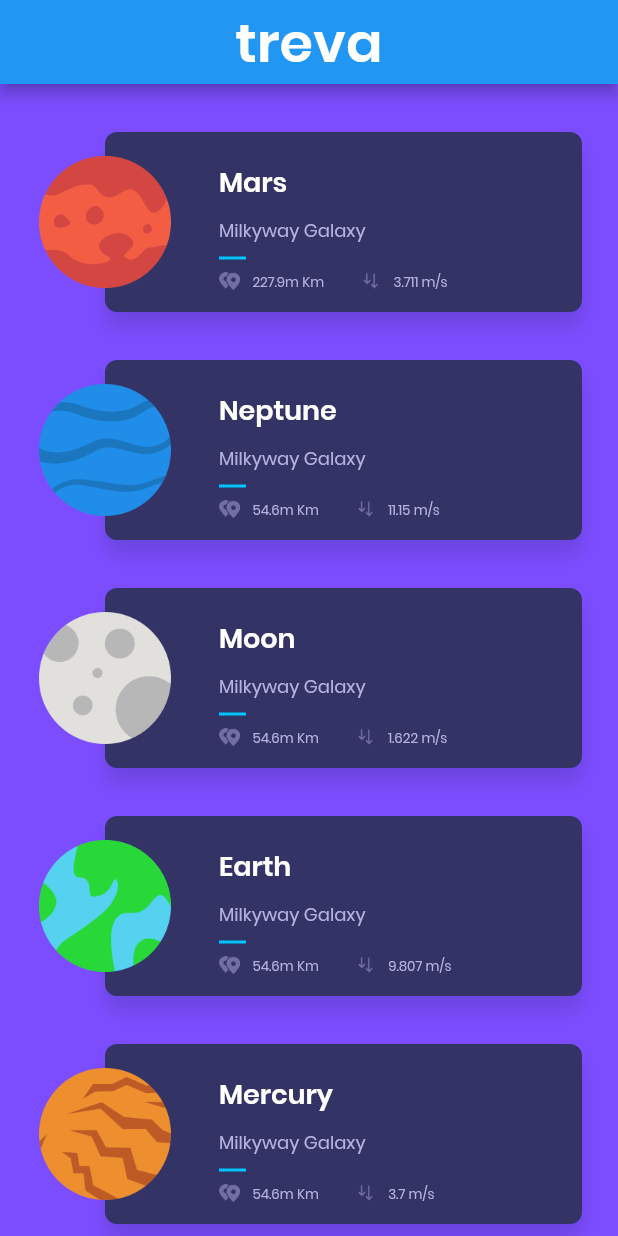
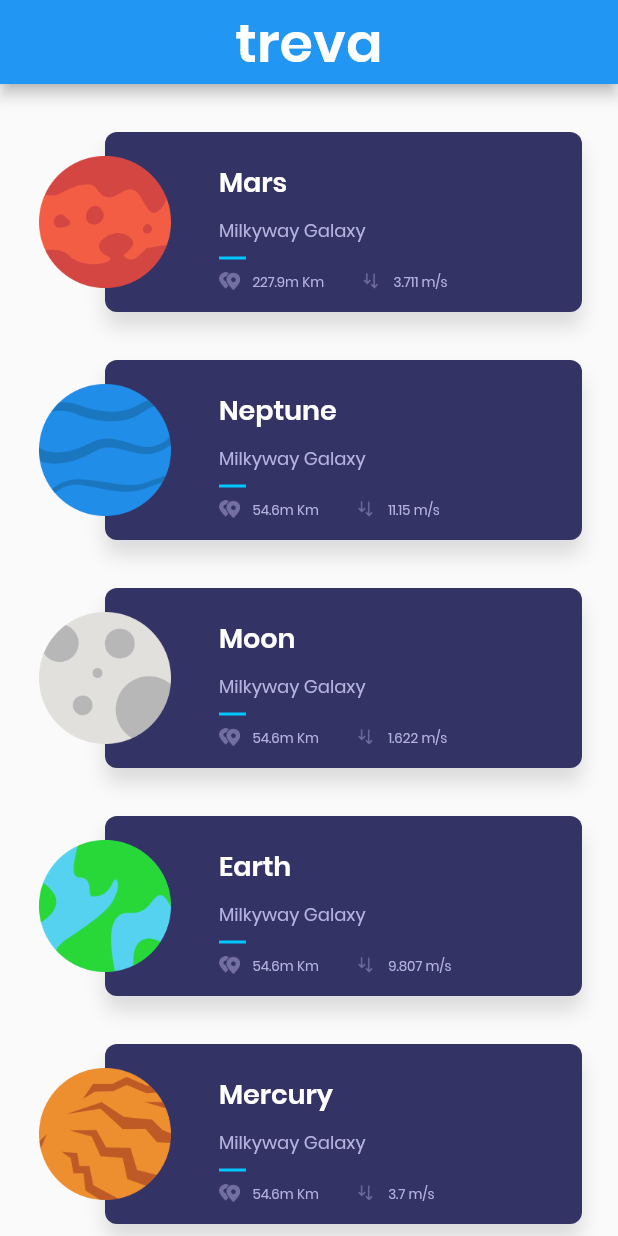
Before and after one commit to Yoonwoojae/planets_flutter, a Flutter app: the screen it shows after launch, on a phone screen of 412 x 824 dp. Run offline on Flutter 3.47's test engine with Material 2 defaults, Android fonts, the phone set to English and light mode, and no system bars.

Commit message:
background 제거

```diff
--- a/lib/HomePage.dart
+++ b/lib/HomePage.dart
@@ -28,7 +28,6 @@ class _HomePageState extends State<HomePage> {
           HomePageBody(),
         ],
       ),
-      backgroundColor: Colors.deepPurpleAccent,
     );
   }
 }
```
